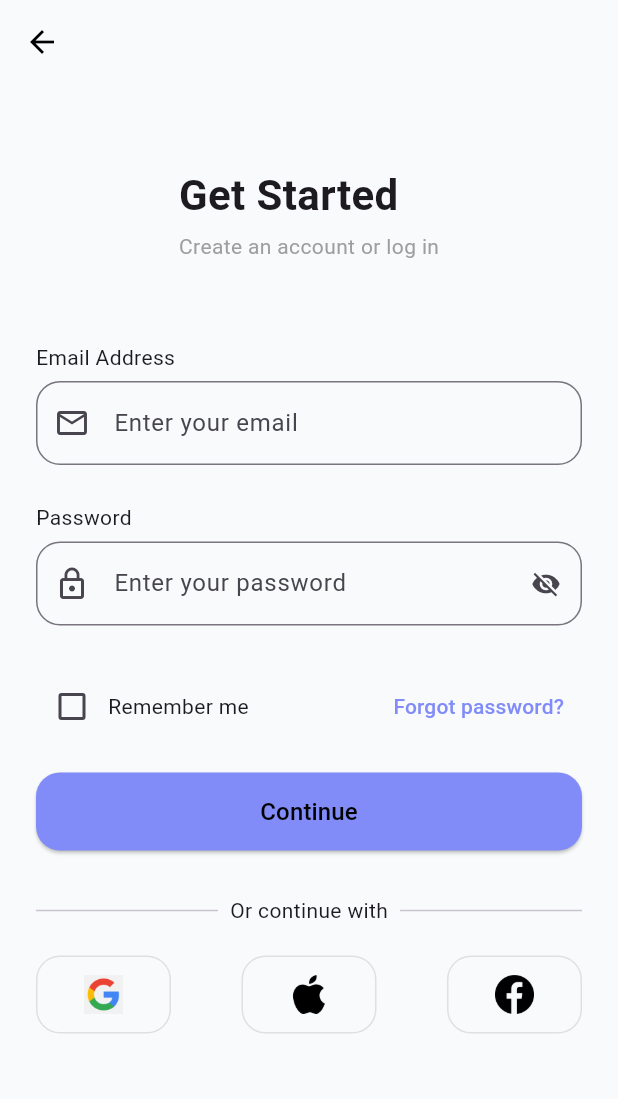
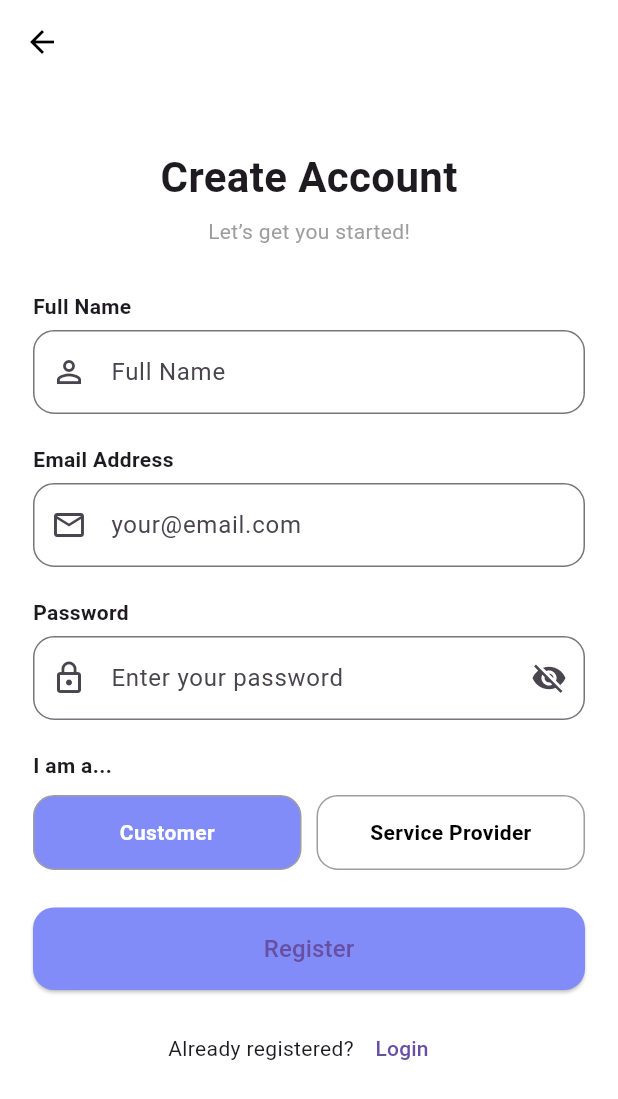
Before and after one commit to S-Dulanjana/ServiceLink, a Flutter app: the screen it shows after launch, after a tap on the "handshake" icon, on a phone screen of 412 x 824 dp. Shown: the top 1099 px of the screen. Run offline on Flutter 3.47's test engine with Material 3 defaults, Android fonts, the light colour scheme and no system bars; network calls fail; Roboto replaces fonts that are missing (Poppins).

Commit message:
add some pages 4

```diff
--- a/lib/main.dart
+++ b/lib/main.dart
@@ -1,4 +1,5 @@
 import 'package:flutter/material.dart';
+import 'package:srevice_link/pages/register_page.dart';
 
 import 'package:srevice_link/pages/start_page.dart';
 
--- a/lib/pages/login_page.dart
+++ b/lib/pages/login_page.dart
@@ -160,29 +160,7 @@ class _LoginPageState extends State<LoginPage> {
 
                       const SizedBox(height: 30),
 
-                      // DIVIDER
-                      const Row(
-                        children: [
-                          Expanded(child: Divider()),
-                          Padding(
-                            padding: EdgeInsets.symmetric(horizontal: 8),
-                            child: Text("Or continue with"),
-                          ),
-                          Expanded(child: Divider()),
-                        ],
-                      ),
-
                       const SizedBox(height: 20),
-
-                      // SOCIAL LOGIN BUTTONS
-                      Row(
-                        mainAxisAlignment: MainAxisAlignment.spaceBetween,
-                        children: [
-                          socialButton("assets/google.png"),
-                          socialButton("assets/apple.png"),
-                          socialButton("assets/facebook.png"),
-                        ],
-                      ),
                     ],
                   ),
                 ),
@@ -221,23 +199,4 @@ class _LoginPageState extends State<LoginPage> {
       ],
     );
   }
-
-  // ================= SOCIAL BUTTON ================= //
-  Widget socialButton(String asset) {
-    return InkWell(
-      onTap: () {},
-      child: Container(
-        height: 52,
-        width: 90,
-        decoration: BoxDecoration(
-          border: Border.all(color: Colors.grey.shade300),
-          borderRadius: BorderRadius.circular(16),
-        ),
-        child: Padding(
-          padding: const EdgeInsets.all(12),
-          child: Image.asset(asset),
-        ),
-      ),
-    );
-  }
 }
--- /dev/null
+++ b/lib/pages/register_page.dart
@@ -0,0 +1,243 @@
+import 'package:flutter/material.dart';
+import 'login_page.dart'; // Make sure this file exists
+
+class RegisterPage extends StatefulWidget {
+  const RegisterPage({super.key});
+
+  @override
+  State<RegisterPage> createState() => _RegisterPageState();
+}
+
+class _RegisterPageState extends State<RegisterPage> {
+  final TextEditingController nameController = TextEditingController();
+  final TextEditingController emailController = TextEditingController();
+  final TextEditingController passwordController = TextEditingController();
+
+  String userType = "Customer";
+  bool hidePassword = true;
+
+  @override
+  Widget build(BuildContext context) {
+    return Scaffold(
+      backgroundColor: Colors.white,
+      appBar: AppBar(
+        elevation: 0,
+        backgroundColor: Colors.transparent,
+        iconTheme: const IconThemeData(color: Colors.black),
+      ),
+
+      body: SafeArea(
+        child: SingleChildScrollView(
+          padding: const EdgeInsets.all(22),
+          child: Column(
+            crossAxisAlignment: CrossAxisAlignment.start,
+            children: [
+              const SizedBox(height: 20),
+              Center(
+                child: const Text(
+                  "Create Account",
+                  style: TextStyle(fontSize: 28, fontWeight: FontWeight.bold),
+                ),
+              ),
+              const SizedBox(height: 6),
+              Center(
+                child: const Text(
+                  "Let’s get you started!",
+                  style: TextStyle(color: Colors.grey),
+                ),
+              ),
+              const SizedBox(height: 30),
+
+              // FULL NAME
+              buildInput(
+                controller: nameController,
+                label: "Full Name",
+                hint: "Full Name",
+                icon: Icons.person_outline,
+              ),
+
+              const SizedBox(height: 20),
+
+              // EMAIL
+              buildInput(
+                controller: emailController,
+                label: "Email Address",
+                hint: "your@email.com",
+                icon: Icons.mail_outline,
+                keyboard: TextInputType.emailAddress,
+              ),
+
+              const SizedBox(height: 20),
+
+              // PASSWORD
+              buildInput(
+                controller: passwordController,
+                label: "Password",
+                hint: "Enter your password",
+                icon: Icons.lock_outline,
+                isPassword: true,
+              ),
+
+              const SizedBox(height: 20),
+
+              // USER TYPE
+              const Text(
+                "I am a...",
+                style: TextStyle(fontWeight: FontWeight.bold),
+              ),
+              const SizedBox(height: 10),
+
+              Row(
+                children: [
+                  userTypeButton("Customer"),
+                  const SizedBox(width: 10),
+                  userTypeButton("Service Provider"),
+                ],
+              ),
+
+              const SizedBox(height: 25),
+
+              // REGISTER BUTTON
+              GestureDetector(
+                onTap: () {
+                  Navigator.push(
+                    context,
+                    MaterialPageRoute(builder: (context) => LoginPage()),
+                  );
+                },
+                child: SizedBox(
+                  width: double.infinity,
+                  height: 55,
+                  child: ElevatedButton(
+                    style: ElevatedButton.styleFrom(
+                      backgroundColor: const Color(0xFF818CF8),
+                      shape: RoundedRectangleBorder(
+                        borderRadius: BorderRadius.circular(14),
+                      ),
+                    ),
+                    onPressed: registerUser,
+                    child: const Text(
+                      "Register",
+                      style: TextStyle(fontSize: 16),
+                    ),
+                  ),
+                ),
+              ),
+
+              const SizedBox(height: 15),
+
+              // LOGIN LINK
+              Center(
+                child: Row(
+                  mainAxisAlignment: MainAxisAlignment.center,
+                  children: [
+                    const Text("Already registered?"),
+                    TextButton(
+                      onPressed: () {
+                        Navigator.pushReplacement(
+                          context,
+                          MaterialPageRoute(builder: (_) => const LoginPage()),
+                        );
+                      },
+                      child: const Text("Login"),
+                    ),
+                  ],
+                ),
+              ),
+            ],
+          ),
+        ),
+      ),
+    );
+  }
+
+  // =====================
+  // INPUT FIELD WIDGET
+  // =====================
+  Widget buildInput({
+    required TextEditingController controller,
+    required String label,
+    required String hint,
+    required IconData icon,
+    bool isPassword = false,
+    TextInputType keyboard = TextInputType.text,
+  }) {
+    return Column(
+      crossAxisAlignment: CrossAxisAlignment.start,
+      children: [
+        Text(label, style: const TextStyle(fontWeight: FontWeight.bold)),
+        const SizedBox(height: 6),
+        TextField(
+          controller: controller,
+          obscureText: isPassword ? hidePassword : false,
+          keyboardType: keyboard,
+          decoration: InputDecoration(
+            hintText: hint,
+            prefixIcon: Icon(icon),
+            suffixIcon: isPassword
+                ? IconButton(
+                    icon: Icon(
+                      hidePassword ? Icons.visibility_off : Icons.visibility,
+                    ),
+                    onPressed: () {
+                      setState(() => hidePassword = !hidePassword);
+                    },
+                  )
+                : null,
+            border: OutlineInputBorder(borderRadius: BorderRadius.circular(14)),
+          ),
+        ),
+      ],
+    );
+  }
+
+  // =====================
+  // USER TYPE BUTTON
+  // =====================
+  Widget userTypeButton(String value) {
+    final selected = userType == value;
+
+    return Expanded(
+      child: GestureDetector(
+        onTap: () => setState(() => userType = value),
+        child: Container(
+          height: 50,
+          alignment: Alignment.center,
+          decoration: BoxDecoration(
+            color: selected ? const Color(0xFF818CF8) : Colors.transparent,
+            border: Border.all(color: Colors.grey),
+            borderRadius: BorderRadius.circular(14),
+          ),
+          child: Text(
+            value,
+            style: TextStyle(
+              color: selected ? Colors.white : Colors.black,
+              fontWeight: FontWeight.bold,
+            ),
+          ),
+        ),
+      ),
+    );
+  }
+
+  // =====================
+  // REGISTER LOGIC
+  // =====================
+  void registerUser() {
+    if (nameController.text.isEmpty ||
+        emailController.text.isEmpty ||
+        passwordController.text.isEmpty) {
+      ScaffoldMessenger.of(
+        context,
+      ).showSnackBar(const SnackBar(content: Text("Please fill all fields")));
+      return;
+    }
+
+    // You can connect backend here
+    // For now, just show success
+
+    ScaffoldMessenger.of(
+      context,
+    ).showSnackBar(const SnackBar(content: Text("Registration Successful")));
+  }
+}
--- a/lib/pages/start_page.dart
+++ b/lib/pages/start_page.dart
@@ -1,5 +1,6 @@
 import 'package:flutter/material.dart';
 import 'package:srevice_link/pages/login_page.dart';
+import 'package:srevice_link/pages/register_page.dart';
 
 class StartPage extends StatelessWidget {
   const StartPage({super.key});
@@ -84,7 +85,7 @@ class _SplashScreenState extends State<SplashScreen>
                     onTap: () {
                       Navigator.push(
                         context,
-                        MaterialPageRoute(builder: (context) => LoginPage()),
+                        MaterialPageRoute(builder: (context) => RegisterPage()),
                       );
                     },
                     child: AnimatedOpacity(
```
